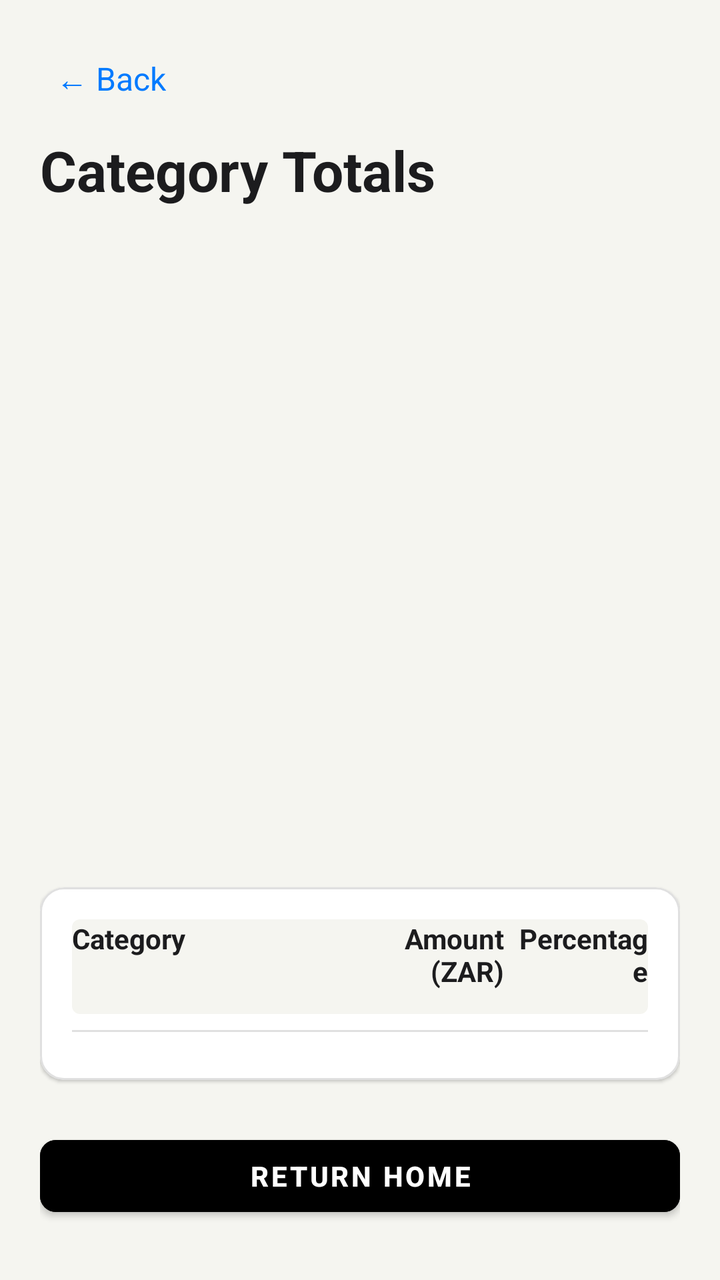
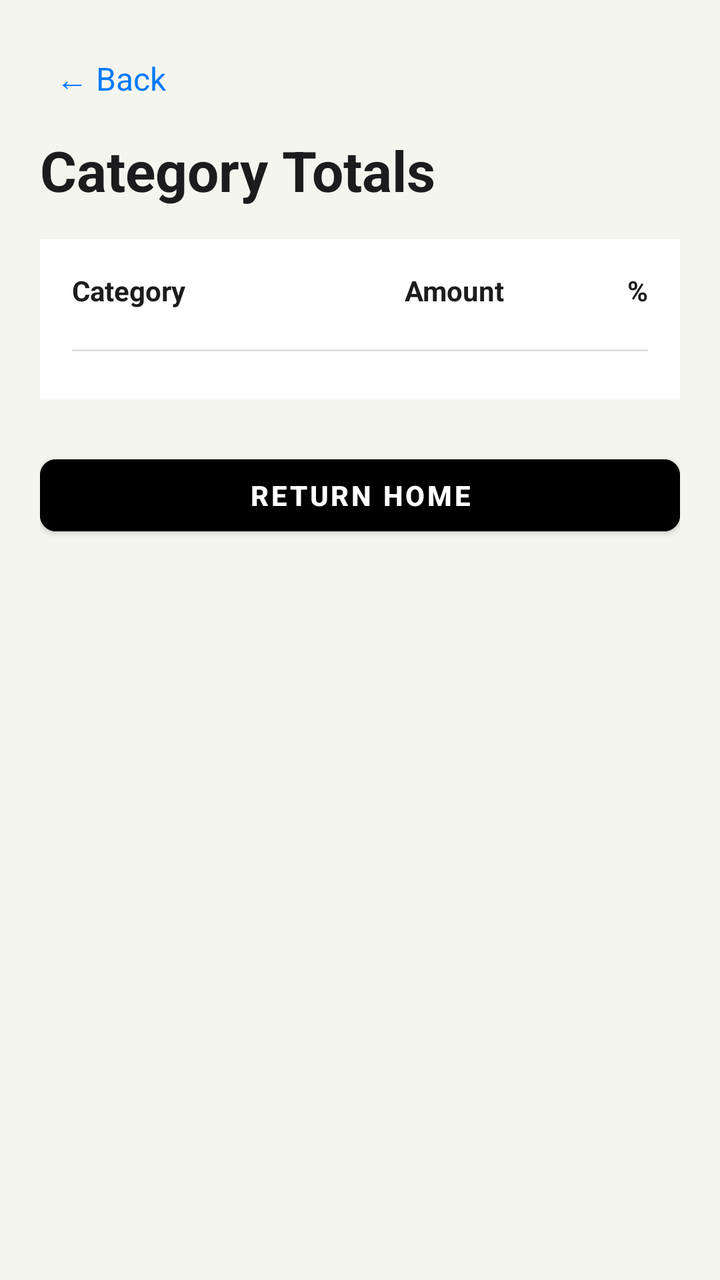

Screens rendered from an Android XML layout before and after an edit, with the pre-edit source and the edit as a unified diff.
<!-- AndroidManifest.xml: application theme Theme.HarmonieBudget -->
<!-- res/layout/activity_category_total.xml -->
<?xml version="1.0" encoding="utf-8"?>
<LinearLayout
    xmlns:android="http://schemas.android.com/apk/res/android"
    xmlns:app="http://schemas.android.com/apk/res-auto"
    android:layout_width="match_parent"
    android:layout_height="match_parent"
    android:orientation="vertical"
    android:background="@color/background_light">

    <ScrollView
        android:layout_width="match_parent"
        android:layout_height="match_parent"
        android:fillViewport="true"
        android:scrollbars="vertical">

        <LinearLayout
            android:layout_width="match_parent"
            android:layout_height="wrap_content"
            android:orientation="vertical"
            android:padding="20dp"
            android:paddingBottom="32dp">

            
            <TextView
                android:id="@+id/iv_back_arrow"
                android:layout_width="wrap_content"
                android:layout_height="wrap_content"
                android:text="@string/back_arrow"
                android:textSize="16sp"
                android:textColor="@color/accent_blue"
                android:padding="8dp"
                android:layout_marginBottom="8dp"
                android:clickable="true"
                android:focusable="true" />

            
            <TextView
                android:id="@+id/tv_title"
                android:layout_width="wrap_content"
                android:layout_height="wrap_content"
                android:text="@string/category_totals_title"
                android:textColor="@color/text_primary_light"
                android:textSize="28sp"
                android:textStyle="bold"
                android:layout_marginBottom="16dp" />

            
            <FrameLayout
                android:id="@+id/pie_container"
                android:layout_width="match_parent"
                android:layout_height="300dp"
                android:layout_marginBottom="24dp" />

            
            <com.google.android.material.card.MaterialCardView
                android:layout_width="match_parent"
                android:layout_height="wrap_content"
                app:cardCornerRadius="12dp"
                app:cardElevation="1dp"
                app:cardBackgroundColor="@color/surface_light"
                app:strokeColor="@color/border_light"
                app:strokeWidth="1dp">

                <LinearLayout
                    android:layout_width="match_parent"
                    android:layout_height="wrap_content"
                    android:orientation="vertical"
                    android:padding="16dp">

                    
                    <LinearLayout
                        android:layout_width="match_parent"
                        android:layout_height="wrap_content"
                        android:orientation="horizontal"
                        android:paddingBottom="12dp"
                        android:layout_marginBottom="8dp"
                        android:background="@drawable/table_header_background">

                        <TextView
                            android:layout_width="0dp"
                            android:layout_height="wrap_content"
                            android:layout_weight="2"
                            android:text="@string/table_header_category"
                            android:textSize="14sp"
                            android:textStyle="bold"
                            android:textColor="@color/text_primary_light" />

                        <TextView
                            android:layout_width="0dp"
                            android:layout_height="wrap_content"
                            android:layout_weight="1"
                            android:text="@string/table_header_amount"
                            android:textSize="14sp"
                            android:textStyle="bold"
                            android:textColor="@color/text_primary_light"
                            android:gravity="end" />

                        <TextView
                            android:layout_width="0dp"
                            android:layout_height="wrap_content"
                            android:layout_weight="1"
                            android:text="@string/table_header_percentage"
                            android:textSize="14sp"
                            android:textStyle="bold"
                            android:textColor="@color/text_primary_light"
                            android:gravity="end" />

                    </LinearLayout>

                    
                    <View
                        android:layout_width="match_parent"
                        android:layout_height="1dp"
                        android:background="@color/border_light"
                        android:layout_marginBottom="8dp" />

                    
                    <LinearLayout
                        android:id="@+id/table_rows_container"
                        android:layout_width="match_parent"
                        android:layout_height="wrap_content"
                        android:orientation="vertical" />

                </LinearLayout>
            </com.google.android.material.card.MaterialCardView>

            
            <Button
                android:id="@+id/btn_return_home"
                style="@style/StandardButton"
                android:layout_width="match_parent"
                android:layout_height="48dp"
                android:layout_marginTop="24dp"
                android:text="@string/return_home" />

        </LinearLayout>
    </ScrollView>
</LinearLayout>
<!-- resources referenced by this layout -->
<resources>
  <color name="accent_blue">#007AFF</color>
  <color name="background_light">#F5F5F0</color>
  <color name="border_light">#E0E0E0</color>
  <color name="surface_light">#FFFFFF</color>
  <color name="text_primary_light">#1C1C1E</color>
  <!-- drawable table_header_background (drawable) -->
  <?xml version="1.0" encoding="utf-8"?>
  <shape xmlns:android="http://schemas.android.com/apk/res/android">
      <solid android:color="@color/background_light" />
      <corners android:radius="4dp" />
  </shape>
  <string name="back_arrow">← Back</string>
  <string name="category_totals_title">Category Totals</string>
  <string name="return_home">Return Home</string>
  <string name="table_header_amount">Amount (ZAR)</string>
  <string name="table_header_category">Category</string>
  <string name="table_header_percentage">Percentage</string>
  <style name="StandardButton" parent="Widget.MaterialComponents.Button">
          <item name="android:backgroundTint">@color/button_background_standard</item>
          <item name="android:textColor">@color/button_text_standard</item>
          <item name="android:textSize">14sp</item>
          <item name="android:textStyle">bold</item>
          <item name="android:minHeight">48dp</item>
          <item name="android:minWidth">0dp</item>
          <item name="android:paddingStart">16dp</item>
          <item name="android:paddingEnd">16dp</item>
          <item name="cornerRadius">8dp</item>
      </style>
  <style name="Theme.HarmonieBudget" parent="Theme.MaterialComponents.DayNight.NoActionBar">
  
          <item name="colorPrimary">@color/purple_500</item>
          <item name="colorPrimaryVariant">@color/purple_700</item>
          <item name="colorSecondary">@color/teal_200</item>
  
          <item name="android:windowBackground">@color/background_light</item>
  
          
          <item name="android:textColor">@color/text_primary_light</item>
          <item name="android:textColorPrimary">@color/text_primary_light</item>
          <item name="android:textColorSecondary">@color/text_secondary_light</item>
          <item name="android:textColorHint">@color/text_hint_light</item>
  
          <item name="colorControlNormal">@color/text_secondary_light</item>
          <item name="colorControlActivated">@color/accent_blue</item>
          <item name="colorButtonNormal">@color/button_background_standard</item>
  
          <item name="cardViewStyle">@style/CardViewLight</item>
  
      </style>
  <color name="button_background_standard">#000000</color>
  <color name="button_text_standard">#FFFFFF</color>
  <color name="purple_500">#FF6200EE</color>
  <color name="purple_700">#FF3700B3</color>
  <color name="teal_200">#FF03DAC5</color>
  <color name="text_secondary_light">#8E8E93</color>
  <color name="text_hint_light">#C7C7CC</color>
  <style name="CardViewLight" parent="CardView">
          <item name="cardBackgroundColor">@color/surface_light</item>
          <item name="cardElevation">1dp</item>
          <item name="cardCornerRadius">12dp</item>
      </style>
</resources>

<!-- the commit's change to res/layout/activity_category_total.xml (unified diff, before → after) -->
@@ -1,138 +1,107 @@
 <?xml version="1.0" encoding="utf-8"?>
 <LinearLayout
     xmlns:android="http://schemas.android.com/apk/res/android"
-    xmlns:app="http://schemas.android.com/apk/res-auto"
     android:layout_width="match_parent"
     android:layout_height="match_parent"
     android:orientation="vertical"
-    android:background="@color/background_light">
+    android:background="@color/background_light"
+    android:padding="20dp"
+    android:paddingBottom="32dp">
 
-    <ScrollView
+    
+    <TextView
+        android:id="@+id/iv_back_arrow"
+        android:layout_width="wrap_content"
+        android:layout_height="wrap_content"
+        android:text="@string/back_arrow"
+        android:textSize="16sp"
+        android:textColor="@color/accent_blue"
+        android:padding="8dp"
+        android:layout_marginBottom="8dp"
+        android:clickable="true"
+        android:focusable="true" />
+
+    
+    <TextView
+        android:id="@+id/tv_title"
+        android:layout_width="wrap_content"
+        android:layout_height="wrap_content"
+        android:text="@string/category_totals_title"
+        android:textColor="@color/text_primary_light"
+        android:textSize="28sp"
+        android:textStyle="bold"
+        android:layout_marginBottom="16dp" />
+
+    
+    <LinearLayout
         android:layout_width="match_parent"
-        android:layout_height="match_parent"
-        android:fillViewport="true"
-        android:scrollbars="vertical">
+        android:layout_height="wrap_content"
+        android:orientation="vertical"
+        android:background="@color/surface_light"
+        android:padding="16dp"
+        android:layout_marginBottom="24dp">
 
+        
         <LinearLayout
             android:layout_width="match_parent"
             android:layout_height="wrap_content"
-            android:orientation="vertical"
-            android:padding="20dp"
-            android:paddingBottom="32dp">
+            android:orientation="horizontal"
+            android:paddingBottom="12dp"
+            android:layout_marginBottom="8dp">
 
-            
             <TextView
-                android:id="@+id/iv_back_arrow"
-                android:layout_width="wrap_content"
+                android:layout_width="0dp"
                 android:layout_height="wrap_content"
-                android:text="@string/back_arrow"
-                android:textSize="16sp"
-                android:textColor="@color/accent_blue"
-                android:padding="8dp"
-                android:layout_marginBottom="8dp"
-                android:clickable="true"
-                android:focusable="true" />
+                android:layout_weight="2"
+                android:text="@string/table_header_category"
+                android:textSize="14sp"
+                android:textStyle="bold"
+                android:textColor="@color/text_primary_light" />
 
-            
             <TextView
-                android:id="@+id/tv_title"
-                android:layout_width="wrap_content"
+                android:layout_width="0dp"
                 android:layout_height="wrap_content"
-                android:text="@string/category_totals_title"
+                android:layout_weight="1"
+                android:text="@string/table_header_amount"
+                android:textSize="14sp"
+                android:textStyle="bold"
                 android:textColor="@color/text_primary_light"
-                android:textSize="28sp"
+                android:gravity="end" />
+
+            <TextView
+                android:layout_width="0dp"
+                android:layout_height="wrap_content"
+                android:layout_weight="1"
+                android:text="@string/table_header_percentage"
+                android:textSize="14sp"
                 android:textStyle="bold"
-                android:layout_marginBottom="16dp" />
-
-            
-            <FrameLayout
-                android:id="@+id/pie_container"
-                android:layout_width="match_parent"
-                android:layout_height="300dp"
-                android:layout_marginBottom="24dp" />
-
-            
-            <com.google.android.material.card.MaterialCardView
-                android:layout_width="match_parent"
-                android:layout_height="wrap_content"
-                app:cardCornerRadius="12dp"
-                app:cardElevation="1dp"
-                app:cardBackgroundColor="@color/surface_light"
-                app:strokeColor="@color/border_light"
-                app:strokeWidth="1dp">
-
-                <LinearLayout
-                    android:layout_width="match_parent"
-                    android:layout_height="wrap_content"
-                    android:orientation="vertical"
-                    android:padding="16dp">
-
-                    
-                    <LinearLayout
-                        android:layout_width="match_parent"
-                        android:layout_height="wrap_content"
-                        android:orientation="horizontal"
-                        android:paddingBottom="12dp"
-                        android:layout_marginBottom="8dp"
-                        android:background="@drawable/table_header_background">
-
-                        <TextView
-                            android:layout_width="0dp"
-                            android:layout_height="wrap_content"
-                            android:layout_weight="2"
-                            android:text="@string/table_header_category"
-                            android:textSize="14sp"
-                            android:textStyle="bold"
-                            android:textColor="@color/text_primary_light" />
-
-                        <TextView
-                            android:layout_width="0dp"
-                            android:layout_height="wrap_content"
-                            android:layout_weight="1"
-                            android:text="@string/table_header_amount"
-                            android:textSize="14sp"
-                            android:textStyle="bold"
-                            android:textColor="@color/text_primary_light"
-                            android:gravity="end" />
-
-                        <TextView
-                            android:layout_width="0dp"
-                            android:layout_height="wrap_content"
-                            android:layout_weight="1"
-                            android:text="@string/table_header_percentage"
-                            android:textSize="14sp"
-                            android:textStyle="bold"
-                            android:textColor="@color/text_primary_light"
-                            android:gravity="end" />
-
-                    </LinearLayout>
-
-                    
-                    <View
-                        android:layout_width="match_parent"
-                        android:layout_height="1dp"
-                        android:background="@color/border_light"
-                        android:layout_marginBottom="8dp" />
-
-                    
-                    <LinearLayout
-                        android:id="@+id/table_rows_container"
-                        android:layout_width="match_parent"
-                        android:layout_height="wrap_content"
-                        android:orientation="vertical" />
-
-                </LinearLayout>
-            </com.google.android.material.card.MaterialCardView>
-
-            
-            <Button
-                android:id="@+id/btn_return_home"
-                style="@style/StandardButton"
-                android:layout_width="match_parent"
-                android:layout_height="48dp"
-                android:layout_marginTop="24dp"
-                android:text="@string/return_home" />
+                android:textColor="@color/text_primary_light"
+                android:gravity="end" />
 
         </LinearLayout>
-    </ScrollView>
+
+        
+        <View
+            android:layout_width="match_parent"
+            android:layout_height="1dp"
+            android:background="@color/border_light"
+            android:layout_marginBottom="8dp" />
+
+        
+        <LinearLayout
+            android:id="@+id/table_rows_container"
+            android:layout_width="match_parent"
+            android:layout_height="wrap_content"
+            android:orientation="vertical" />
+
+    </LinearLayout>
+
+    
+    <Button
+        android:id="@+id/btn_return_home"
+        style="@style/StandardButton"
+        android:layout_width="match_parent"
+        android:layout_height="48dp"
+        android:text="@string/return_home" />
+
 </LinearLayout>
<!-- resource entries referenced after the edit -->
@@ -5,18 +5,12 @@
   <color name="border_light">#E0E0E0</color>
   <color name="surface_light">#FFFFFF</color>
   <color name="text_primary_light">#1C1C1E</color>
-  <!-- drawable table_header_background (drawable) -->
-  <?xml version="1.0" encoding="utf-8"?>
-  <shape xmlns:android="http://schemas.android.com/apk/res/android">
-      <solid android:color="@color/background_light" />
-      <corners android:radius="4dp" />
-  </shape>
   <string name="back_arrow">← Back</string>
   <string name="category_totals_title">Category Totals</string>
   <string name="return_home">Return Home</string>
-  <string name="table_header_amount">Amount (ZAR)</string>
+  <string name="table_header_amount">Amount</string>
   <string name="table_header_category">Category</string>
-  <string name="table_header_percentage">Percentage</string>
+  <string name="table_header_percentage">%</string>
   <style name="StandardButton" parent="Widget.MaterialComponents.Button">
           <item name="android:backgroundTint">@color/button_background_standard</item>
           <item name="android:textColor">@color/button_text_standard</item>
